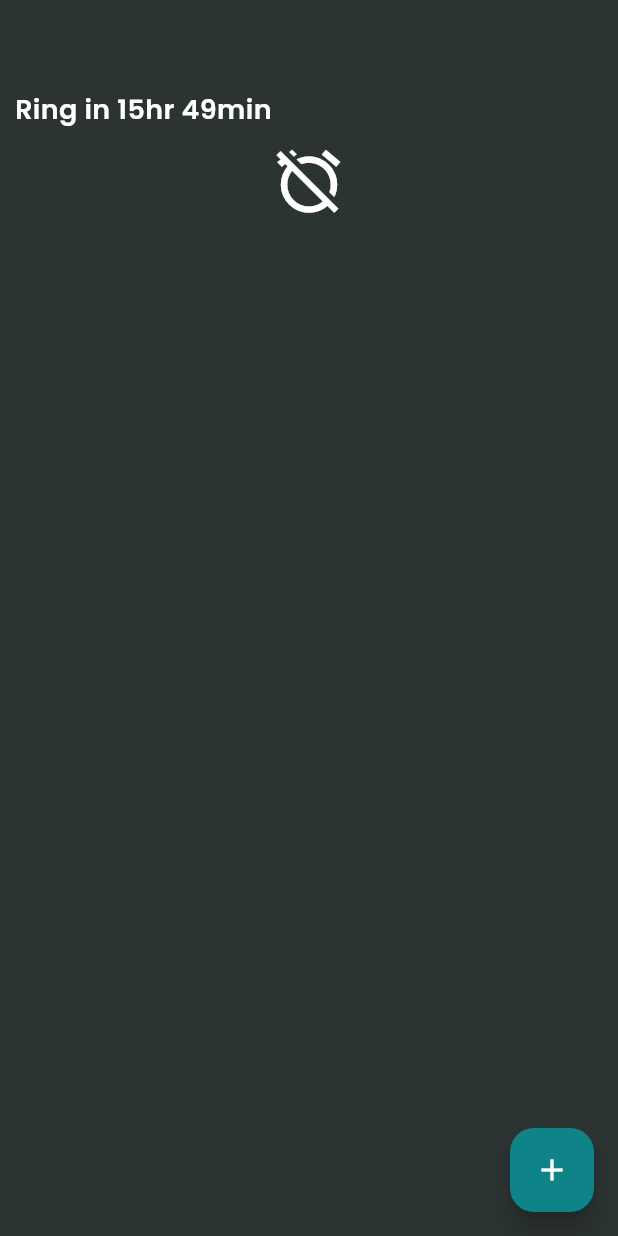
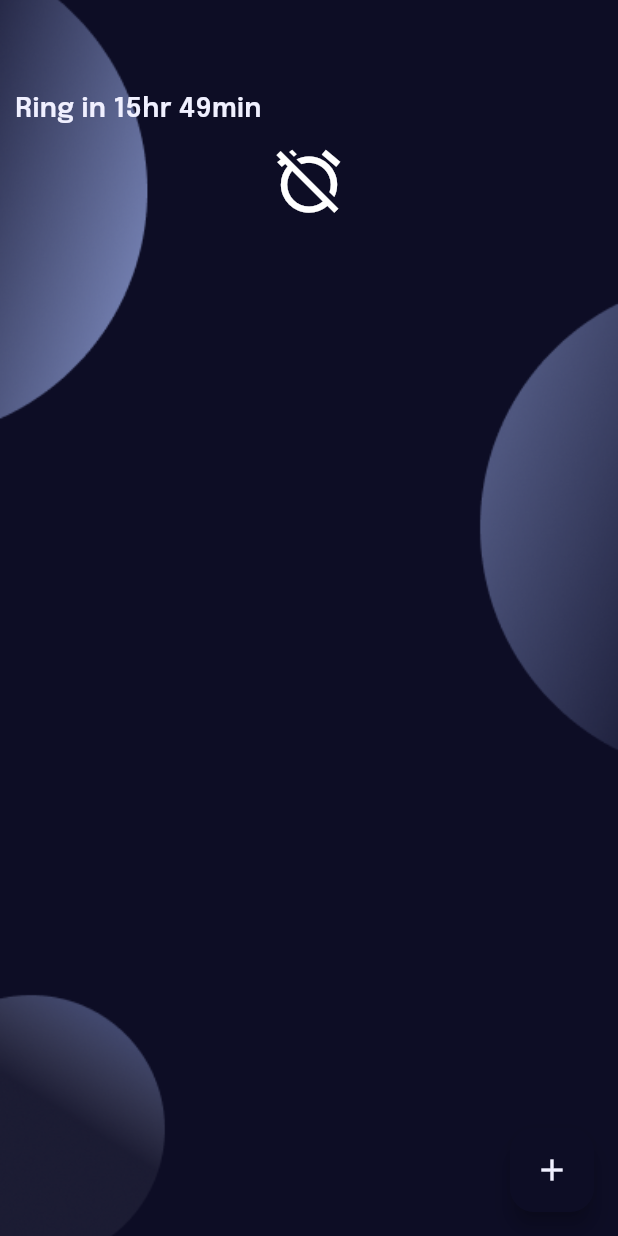
Before and after one commit to Mohammad-Areeb-Kashaf/snooze_slayer, a Flutter app: the screen it shows after launch, on a phone screen of 412 x 824 dp. Run offline on Flutter 3.47's test engine with Material 3 defaults, Android fonts, the light colour scheme and no system bars; our stand-ins replace flutter_svg, flutter_switch, get, objectbox; missing offline and left inert: scroll_datetime_picker; generated files the repository leaves out were written again; Roboto replaces fonts that are missing (Poppins).

Commit message:
design changes and more changes to be done

```diff
--- /dev/null
+++ b/lib/constants.dart
@@ -0,0 +1,8 @@
+import 'package:flutter/material.dart';
+
+const kDarkPrimaryColor = Color.fromRGBO(13, 13, 37, 1.0);
+const kDarkSecondaryColor = Color.fromRGBO(245, 132, 26, 0.1);
+const kDarkFrameColor = Color.fromRGBO(44, 44, 69, 1.0);
+const kDarkTextColor = Color.fromRGBO(240, 240, 255, 1.0);
+const kDarkGlassEffectColor = Color.fromRGBO(153, 153, 200, 0.3);
+const kDarkToggleColor = Color.fromRGBO(50, 50, 91, 1.0);
--- a/lib/main.dart
+++ b/lib/main.dart
@@ -1,5 +1,6 @@
 import 'package:flutter/material.dart';
 import 'package:get/get.dart';
+import 'package:snooze_slayer/constants.dart';
 import 'package:snooze_slayer/pages/main_page.dart';
 
 import 'controller/alarm_controller_object_box.dart';
@@ -20,30 +21,38 @@ class MyApp extends StatelessWidget {
   Widget build(BuildContext context) {
     return GetMaterialApp(
       title: 'Snooze Slayer',
-      theme: ThemeData(
-        fontFamily: 'Poppins',
-        colorScheme: ColorScheme(
-          brightness: Brightness.dark,
-          primary: Color(0xff0E8388),
-          onPrimary: Colors.white,
-          secondary: Color(0xff2E4F4F),
-          onSecondary: Colors.white,
-          error: Colors.red,
-          onError: Colors.white,
-          surface: Color(0xff2C3333),
-          onSurface: Colors.white,
-          tertiary: Color(0xffCBE4DE),
-          onTertiary: Colors.black,
+      // theme: ThemeData(
+      //   fontFamily: 'Poppins',
+      //   colorScheme: ColorScheme(
+      //     brightness: Brightness.dark,
+      //     primary: Color(0xff0E8388),
+      //     onPrimary: Colors.white,
+      //     secondary: Color(0xff2E4F4F),
+      //     onSecondary: Colors.white,
+      //     error: Colors.red,
+      //     onError: Colors.white,
+      //     surface: Color(0xff2C3333),
+      //     onSurface: Colors.white,
+      //     tertiary: Color(0xffCBE4DE),
+      //     onTertiary: Colors.black,
+      //   ),
+      //   splashColor: Colors.transparent,
+      // ),
+      darkTheme: ThemeData(
+          fontFamily: 'Epilogue',
+          colorScheme: ColorScheme.dark(
+            primary: kDarkPrimaryColor,
+            secondary: kDarkSecondaryColor,
+            tertiary: kDarkGlassEffectColor,
+            onPrimary: kDarkTextColor,
+            onSecondary: kDarkTextColor,
+            onSurface: kDarkTextColor,
+            surface: kDarkFrameColor,
         ),
         splashColor: Colors.transparent,
+          scaffoldBackgroundColor: Colors.transparent
       ),
-      // darkTheme: ThemeData.dark().copyWith(
-      //   scaffoldBackgroundColor: Color(0xff141414),
-      //   appBarTheme: AppBarTheme(
-      //     color: Color(0xff141414),
-      //   ),
-      // ),
-      // themeMode: ThemeMode.dark,
+      themeMode: ThemeMode.dark,
       home: const MainPage(),
     );
   }
--- a/lib/pages/alarm_details_page.dart
+++ b/lib/pages/alarm_details_page.dart
@@ -4,6 +4,7 @@ import 'package:intl/intl.dart';
 import 'package:scroll_datetime_picker/scroll_datetime_picker.dart';
 import 'package:snooze_slayer/models/alarm_model.dart';
 import 'package:snooze_slayer/widgets/repeat_days_bottom_sheet.dart';
+import 'package:snooze_slayer/widgets/scaffold_background.dart';
 
 import '../controller/alarm_controller_object_box.dart';
 
@@ -22,7 +23,8 @@ class _AlarmDetailsPageState extends State<AlarmDetailsPage> {
 
   @override
   Widget build(BuildContext context) {
-    return Scaffold(
+    return ScaffoldBackground(
+      child: Scaffold(
         appBar: AppBar(
           title: Text('Ring in 8 hr. 27 min'),
           leading: IconButton(
@@ -55,7 +57,8 @@ class _AlarmDetailsPageState extends State<AlarmDetailsPage> {
                                 initialDate: DateFormat("h:mm a")
                                     .parse(alarmData.time.toString())),
                             onChange: (time) {
-                            alarmData.time = DateFormat("h:mm a").format(time);
+                              alarmData.time =
+                                  DateFormat("h:mm a").format(time);
                             },
                             infiniteScroll: false,
                             centerWidget: DateTimePickerCenterWidget(
@@ -64,10 +67,10 @@ class _AlarmDetailsPageState extends State<AlarmDetailsPage> {
                                 decoration: BoxDecoration(
                                   color: Theme.of(context).colorScheme.primary,
                                   border: Border(
-                                  top:
-                                      BorderSide(width: 3, color: Colors.white),
-                                  bottom:
-                                      BorderSide(width: 3, color: Colors.white),
+                                    top: BorderSide(
+                                        width: 3, color: Colors.white),
+                                    bottom: BorderSide(
+                                        width: 3, color: Colors.white),
                                   ),
                                 ),
                               ),
@@ -103,7 +106,8 @@ class _AlarmDetailsPageState extends State<AlarmDetailsPage> {
                             child: Padding(
                               padding: const EdgeInsets.all(10.0),
                               child: Row(
-                              mainAxisAlignment: MainAxisAlignment.spaceBetween,
+                                mainAxisAlignment:
+                                    MainAxisAlignment.spaceBetween,
                                 children: [
                                   Text('Repeat'),
                                   Spacer(),
@@ -130,6 +134,7 @@ class _AlarmDetailsPageState extends State<AlarmDetailsPage> {
             ),
           ),
         ),
+      ),
     );
   }
 }
--- a/lib/pages/main_page.dart
+++ b/lib/pages/main_page.dart
@@ -2,6 +2,7 @@ import 'package:flutter/material.dart';
 import 'package:get/get.dart';
 import 'package:snooze_slayer/models/alarm_model.dart';
 import 'package:snooze_slayer/widgets/alarm_tile.dart';
+import 'package:snooze_slayer/widgets/scaffold_background.dart';
 
 import '../controller/alarm_controller_object_box.dart';
 
@@ -18,7 +19,8 @@ class _MainPageState extends State<MainPage> {
 
   @override
   Widget build(BuildContext context) {
-    return Scaffold(
+    return ScaffoldBackground(
+      child: Scaffold(
         body: SingleChildScrollView(
           child: SafeArea(
             child: Padding(
@@ -62,7 +64,6 @@ class _MainPageState extends State<MainPage> {
                               ),
                             ],
                           );
-
                   }),
                 ],
               ),
@@ -80,6 +81,7 @@ class _MainPageState extends State<MainPage> {
           },
           child: Icon(Icons.add),
         ),
+      ),
     );
   }
 }
--- a/lib/widgets/alarm_tile.dart
+++ b/lib/widgets/alarm_tile.dart
@@ -28,7 +28,7 @@ class _AlarmTileState extends State<AlarmTile> {
         alarmControllerObjectBox = Get.find<AlarmControllerObjectBox>();
         alarmData = alarmControllerObjectBox.getAlarm(widget.id);
         return Material(
-          color: Theme.of(context).colorScheme.secondary,
+          color: Theme.of(context).colorScheme.tertiary,
           borderRadius: BorderRadius.circular(8),
           child: InkWell(
             borderRadius: BorderRadius.circular(8),
--- /dev/null
+++ b/lib/widgets/scaffold_background.dart
@@ -0,0 +1,24 @@
+import 'package:flutter/material.dart';
+
+class ScaffoldBackground extends StatelessWidget {
+  const ScaffoldBackground({super.key, required this.child});
+  final Widget child;
+
+  @override
+  Widget build(BuildContext context) {
+    return Stack(
+      children: [
+        Container(
+          decoration: BoxDecoration(
+            color: Theme.of(context).colorScheme.primary,
+            image: DecorationImage(
+              image: AssetImage('assets/images/background_dark.png'),
+              fit: BoxFit.cover,
+            ),
+          ),
+        ),
+        child,
+      ],
+    );
+  }
+}
```
Also changed, not shown: pubspec.yaml (+6 -5 lines), assets/fonts/Epilogue-Medium.ttf (added), assets/fonts/Epilogue-Regular.ttf (added), assets/fonts/Epilogue-SemiBold.ttf (added), assets/fonts/Poppins-Bold.ttf (deleted), assets/fonts/Poppins-Regular.ttf (deleted), assets/fonts/Poppins-SemiBold.ttf (deleted), assets/images/background_dark.png (added). Lines whose indentation alone changed are shown as unchanged.
